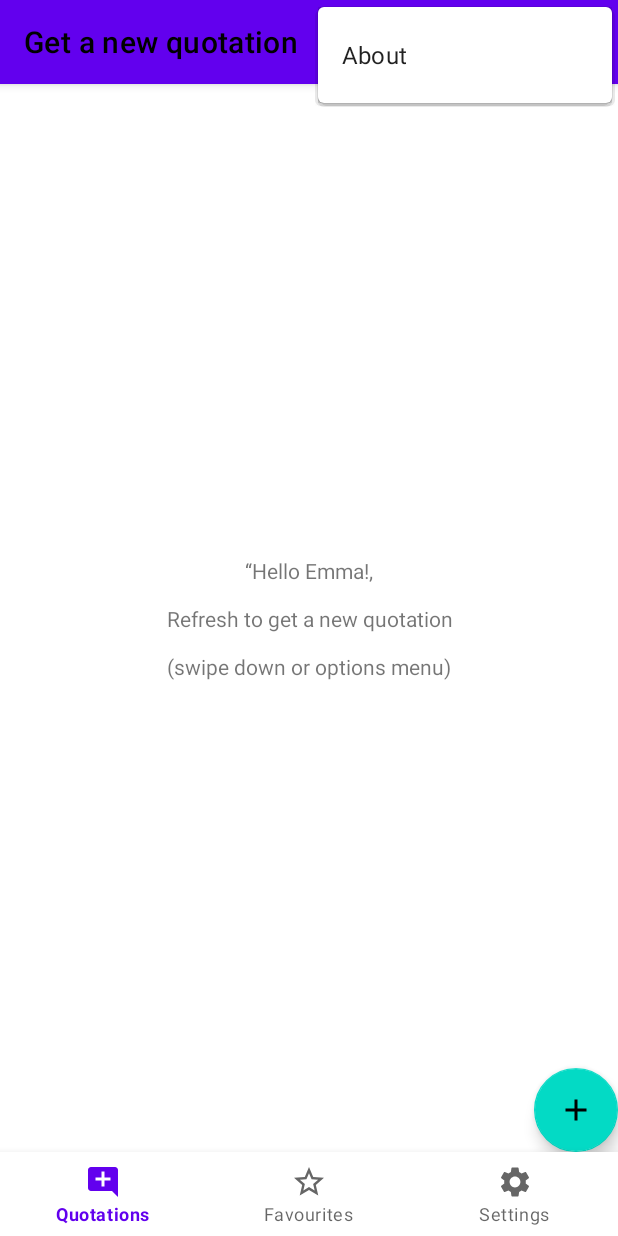
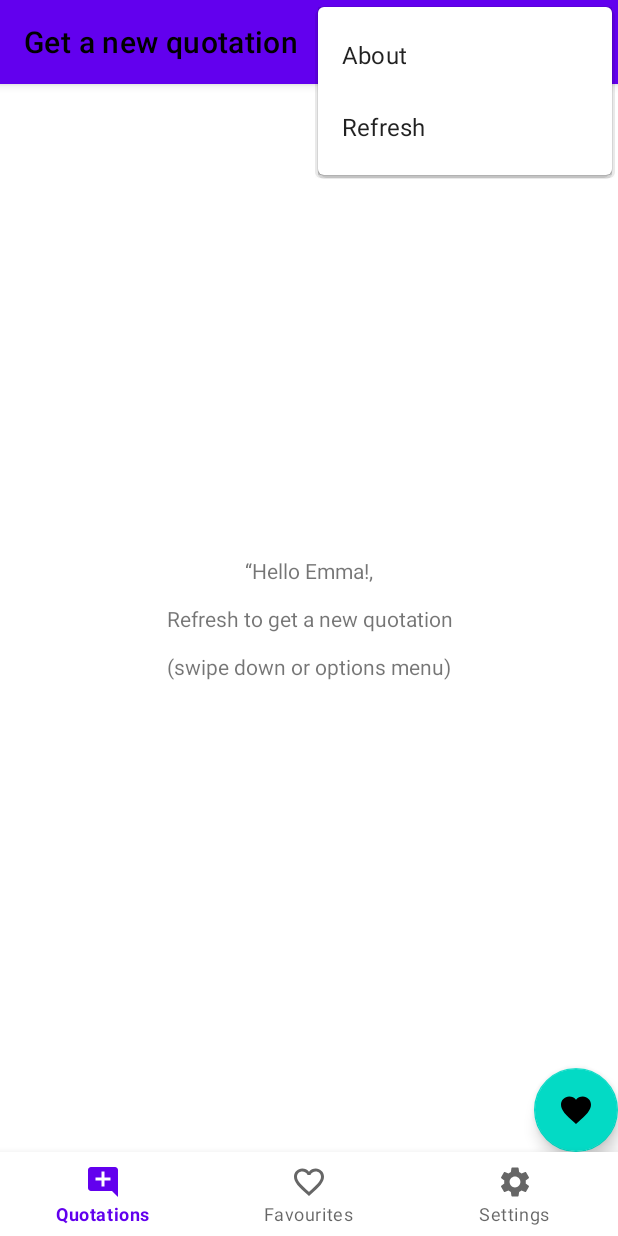
Before and after one commit to ZhuGH333/Pract1, an Android app: the screen it shows after launch (MainActivity), with the options menu open, on a phone screen of 412 x 824 dp. Run offline under Robolectric (Android 15) with nearby library versions, the light colour scheme and no system bars; our stand-ins replace navigation-ui; 1 statement that could not run was skipped.

Commit message:
Ejercicio 11 y 12a

```diff
--- /dev/null
+++ b/app/src/main/java/dadm/zyang/practica1/domain/model/Quotation.kt
@@ -0,0 +1,3 @@
+package dadm.zyang.practica1.domain.model
+
+data class Quotation(val id: String, val cita: String, val author: String)
--- a/app/src/main/java/dadm/zyang/practica1/ui/newquotation/NewQuotationFragment.kt
+++ b/app/src/main/java/dadm/zyang/practica1/ui/newquotation/NewQuotationFragment.kt
@@ -1,13 +1,18 @@
 package dadm.zyang.practica1.ui.newquotation
 
 import android.os.Bundle
+import android.view.Menu
+import android.view.MenuInflater
+import android.view.MenuItem
 import android.view.View
+import androidx.core.view.MenuProvider
 import androidx.fragment.app.Fragment
 import androidx.fragment.app.viewModels
+import androidx.lifecycle.Lifecycle
 import dadm.zyang.practica1.R
 import dadm.zyang.practica1.databinding.FragmentNewQuotationBinding
 
-class NewQuotationFragment: Fragment(R.layout.fragment_new_quotation) {
+class NewQuotationFragment: Fragment(R.layout.fragment_new_quotation), MenuProvider {
     private var _binding: FragmentNewQuotationBinding? = null;
     private val binding get() = _binding!!
 
@@ -19,6 +24,47 @@ class NewQuotationFragment: Fragment(R.layout.fragment_new_quotation) {
         viewModel.userName.observe(viewLifecycleOwner) {userName->
             binding.msgBienvenida.text = getString(R.string.msgBienvenida, userName)
         }
+
+        viewModel.cita.observe(viewLifecycleOwner) { cita ->
+            binding.msgCita.text = cita.cita
+            if (cita.author == "") {
+                binding.msgAutor.text = "Anonymous"
+            } else {
+                binding.msgAutor.text = cita.author
+            }
+        }
+
+        viewModel.isRefreshing.observe(viewLifecycleOwner) { isRefreshing ->
+            binding.swipeRefresh.isRefreshing = isRefreshing
+        }
+
+        viewModel.isGreetingsVisible.observe(viewLifecycleOwner) {
+            binding.msgBienvenida.visibility = if (it) View.VISIBLE else View.INVISIBLE
+        }
+
+        binding.swipeRefresh.setOnRefreshListener {
+            getNewQuotation()
+        }
+
+        requireActivity().addMenuProvider(this, viewLifecycleOwner, Lifecycle.State.RESUMED)
+
+    }
+
+    override fun onCreateMenu(menu: Menu, menuInflater: MenuInflater) {
+        menuInflater.inflate(R.menu.menu_new_quotation, menu)
+    }
+
+    override fun onMenuItemSelected(menuItem: MenuItem): Boolean {
+        return when (menuItem.itemId) {
+            R.id.refresh -> {
+                getNewQuotation()
+                true
+            }
+            else -> false
+        }
+    }
+    private fun getNewQuotation() {
+        viewModel.getNewQuotation()
     }
 
     override fun onDestroyView() {
--- a/app/src/main/java/dadm/zyang/practica1/ui/newquotation/NewQuotationViewModel.kt
+++ b/app/src/main/java/dadm/zyang/practica1/ui/newquotation/NewQuotationViewModel.kt
@@ -2,11 +2,27 @@ package dadm.zyang.practica1.ui.newquotation
 
 import androidx.lifecycle.LiveData
 import androidx.lifecycle.MutableLiveData
+import androidx.lifecycle.Transformations
 import androidx.lifecycle.ViewModel
+import dadm.zyang.practica1.domain.model.Quotation
 
 class NewQuotationViewModel: ViewModel(){
-    private val userNamPrivate = MutableLiveData<String>(getUserName())
+    private val _userName = MutableLiveData<String>(getUserName())
     private fun getUserName()=setOf("Alice", "Bob","Charlie", "David", "Emma").random()
+    val userName : LiveData<String> = _userName
 
-    val userName : LiveData<String> = userNamPrivate
+    private val _cita = MutableLiveData<Quotation>()
+    val cita : LiveData<Quotation> = _cita
+
+    private val _isRefreshing = MutableLiveData<Boolean>()
+    val isRefreshing : LiveData<Boolean> = _isRefreshing
+
+    val isGreetingsVisible = Transformations.map(cita) { it == null }
+
+    fun getNewQuotation(){
+        _isRefreshing.value = true
+        val num = (0..99).random().toString()
+        _cita.value = Quotation(num, "Quotation text #$num", "Author #$num")
+        _isRefreshing.value = false
+    }
 }
--- /dev/null
+++ b/app/src/main/res/drawable/baseline_favorite_24.xml
@@ -0,0 +1,5 @@
+<vector android:height="24dp" android:tint="#71C157"
+    android:viewportHeight="24" android:viewportWidth="24"
+    android:width="24dp" xmlns:android="http://schemas.android.com/apk/res/android">
+    <path android:fillColor="@android:color/white" android:pathData="M12,21.35l-1.45,-1.32C5.4,15.36 2,12.28 2,8.5 2,5.42 4.42,3 7.5,3c1.74,0 3.41,0.81 4.5,2.09C13.09,3.81 14.76,3 16.5,3 19.58,3 22,5.42 22,8.5c0,3.78 -3.4,6.86 -8.55,11.54L12,21.35z"/>
+</vector>
--- /dev/null
+++ b/app/src/main/res/drawable/baseline_favorite_border_24.xml
@@ -0,0 +1,5 @@
+<vector android:height="24dp" android:tint="#71C157"
+    android:viewportHeight="24" android:viewportWidth="24"
+    android:width="24dp" xmlns:android="http://schemas.android.com/apk/res/android">
+    <path android:fillColor="@android:color/white" android:pathData="M16.5,3c-1.74,0 -3.41,0.81 -4.5,2.09C10.91,3.81 9.24,3 7.5,3 4.42,3 2,5.42 2,8.5c0,3.78 3.4,6.86 8.55,11.54L12,21.35l1.45,-1.32C18.6,15.36 22,12.28 22,8.5 22,5.42 19.58,3 16.5,3zM12.1,18.55l-0.1,0.1 -0.1,-0.1C7.14,14.24 4,11.39 4,8.5 4,6.5 5.5,5 7.5,5c1.54,0 3.04,0.99 3.57,2.36h1.87C13.46,5.99 14.96,5 16.5,5c2,0 3.5,1.5 3.5,3.5 0,2.89 -3.14,5.74 -7.9,10.05z"/>
+</vector>
--- /dev/null
+++ b/app/src/main/res/drawable/baseline_star_24.xml
@@ -0,0 +1,5 @@
+<vector android:height="24dp" android:tint="#71C157"
+    android:viewportHeight="24" android:viewportWidth="24"
+    android:width="24dp" xmlns:android="http://schemas.android.com/apk/res/android">
+    <path android:fillColor="@android:color/white" android:pathData="M12,17.27L18.18,21l-1.64,-7.03L22,9.24l-7.19,-0.61L12,2 9.19,8.63 2,9.24l5.46,4.73L5.82,21z"/>
+</vector>
--- a/app/src/main/res/layout/fragment_new_quotation.xml
+++ b/app/src/main/res/layout/fragment_new_quotation.xml
@@ -1,6 +1,7 @@
 <?xml version="1.0" encoding="utf-8"?>
 <androidx.swiperefreshlayout.widget.SwipeRefreshLayout xmlns:android="http://schemas.android.com/apk/res/android"
     xmlns:app="http://schemas.android.com/apk/res-auto"
+    android:id="@+id/swipeRefresh"
     android:layout_width="match_parent"
     android:layout_height="match_parent">
 
@@ -55,6 +56,6 @@
             android:layout_height="wrap_content"
             android:layout_gravity="bottom|end"
             android:contentDescription="@string/descriptonFloatButton"
-            android:src="@drawable/baseline_add_24" />
+            android:src="@drawable/baseline_favorite_24" />
     </FrameLayout>
 </androidx.swiperefreshlayout.widget.SwipeRefreshLayout>
--- a/app/src/main/res/menu/menu_navigation.xml
+++ b/app/src/main/res/menu/menu_navigation.xml
@@ -10,7 +10,7 @@
     <item
         android:id="@+id/favouritesFragment"
         android:title="@string/favouritesItem"
-        android:icon="@drawable/baseline_star_border_24"
+        android:icon="@drawable/baseline_favorite_border_24"
         />
     <item
         android:id="@+id/settingsFragments"
--- /dev/null
+++ b/app/src/main/res/menu/menu_new_quotation.xml
@@ -0,0 +1,10 @@
+<?xml version="1.0" encoding="utf-8"?>
+<menu xmlns:android="http://schemas.android.com/apk/res/android"
+    xmlns:app="http://schemas.android.com/apk/res-auto">
+
+    <item
+        android:id="@+id/refresh"
+        android:icon="@drawable/baseline_refresh_24"
+        android:title="@string/refreshTitle"
+        app:showAsAction="never"/>
+</menu>
--- a/app/src/main/res/values/strings.xml
+++ b/app/src/main/res/values/strings.xml
@@ -11,4 +11,5 @@
     <string name="descripcionBirds">Descripcion de la foto</string>
     <string name="descriptonFloatButton">Boton flotante para añadir una cita</string>
     <string name="msgBienvenida"> “Hello %1s!,\n\nRefresh to get a new quotation\n\n(swipe down or options menu)</string>
+    <string name="refreshTitle">Refresh</string>
 </resources>
```
